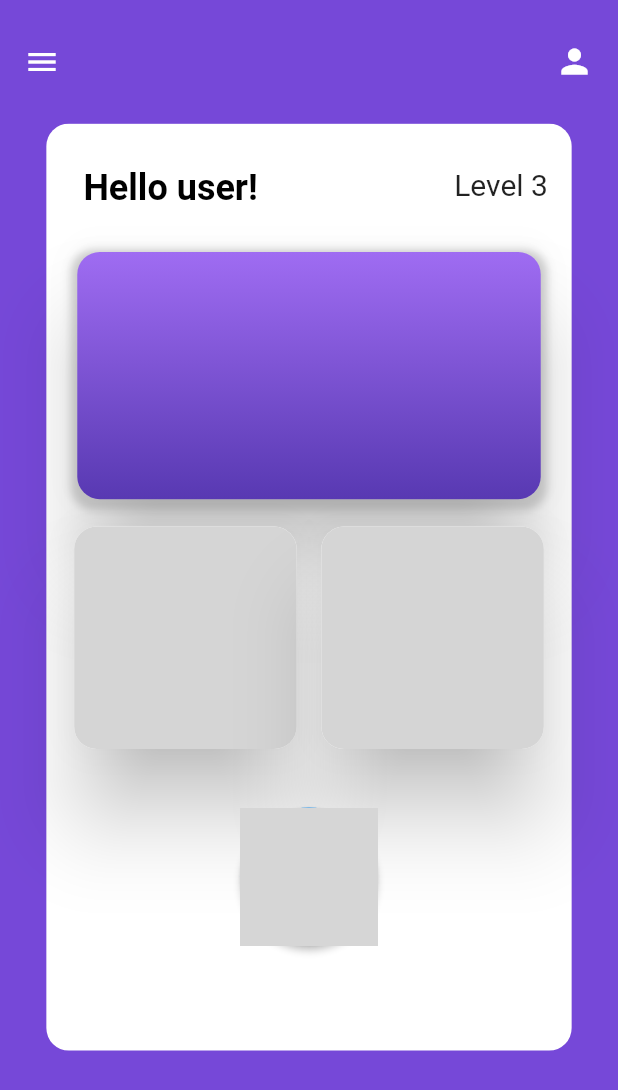
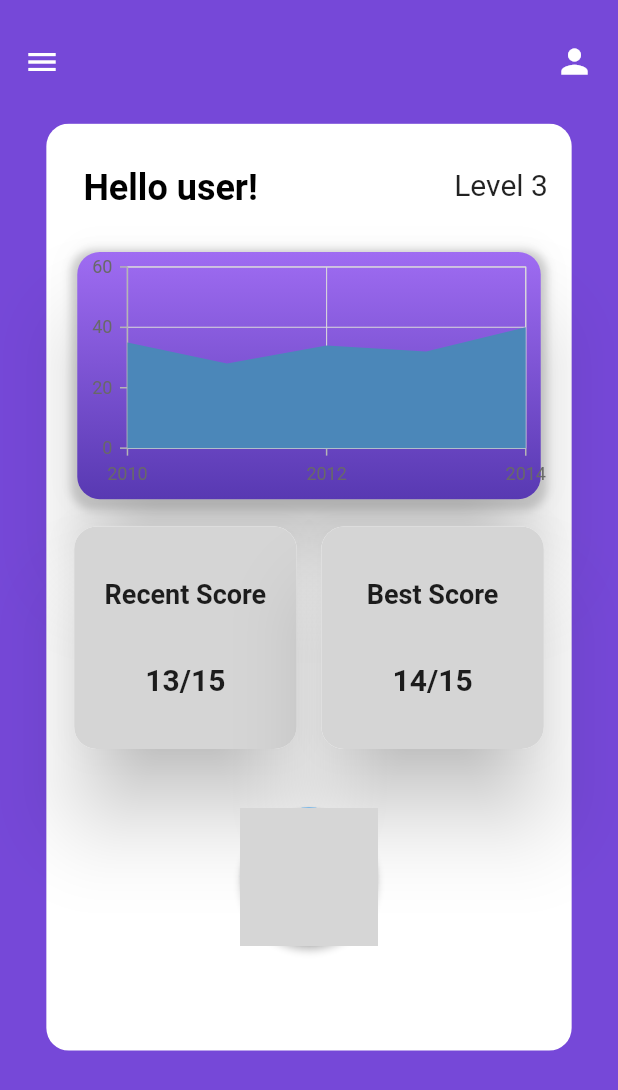
Before and after one commit to Tri-M/nvld_mobile_app, a Flutter app: the screen it shows after launch, on a phone screen of 412 x 824 dp. Shown: the top 1090 px of the screen. Run offline on Flutter 3.47's test engine with Material 2 defaults, Android fonts, the phone set to English and light mode, and no system bars; drawn by our look-alikes of auto_size_text; our stand-ins replace chewie, device_preview, flutter_spinkit, percent_indicator, syncfusion_flutter_charts, video_player; grey boxes are pictures that could not be loaded.

Commit message:
graph demo

```diff
--- /dev/null
+++ b/lib/components/performance _graph.dart
@@ -0,0 +1,31 @@
+import 'package:flutter/material.dart';
+
+import 'package:syncfusion_flutter_charts/charts.dart';
+
+class ChartData {
+  ChartData(this.x, this.y);
+  final int x;
+  final double y;
+}
+
+class PerformanceGraph extends StatelessWidget {
+  const PerformanceGraph({Key? key}) : super(key: key);
+
+  @override
+  Widget build(BuildContext context) {
+    final List<ChartData> chartData = [
+      ChartData(2010, 35),
+      ChartData(2011, 28),
+      ChartData(2012, 34),
+      ChartData(2013, 32),
+      ChartData(2014, 40)
+    ];
+    return SfCartesianChart(series: <ChartSeries>[
+      // Renders area chart
+      AreaSeries<ChartData, int>(
+          dataSource: chartData,
+          xValueMapper: (ChartData data, _) => data.x,
+          yValueMapper: (ChartData data, _) => data.y)
+    ]);
+  }
+}
--- a/lib/main.dart
+++ b/lib/main.dart
@@ -6,11 +6,12 @@ import 'package:nvld_app/screens/mcq_page.dart';
 
 //comment
 void main() {
-  runApp(DevicePreview(
-    enabled: !kReleaseMode,
-    builder: (context) => MyApp(), // Wrap your app
-  ));
-  // MyApp());
+  runApp(
+      //DevicePreview(
+      //   enabled: !kReleaseMode,
+      //   builder: (context) => MyApp(), // Wrap your app
+      // ));
+      MyApp());
 }
 
 class MyApp extends StatelessWidget {
--- a/lib/screens/dashboard.dart
+++ b/lib/screens/dashboard.dart
@@ -2,6 +2,7 @@ import 'package:flutter/material.dart';
 import '/components/text_container.dart';
 import './profile_screen.dart';
 import './student_dashboard_drawer.dart';
+import 'package:nvld_app/components/performance _graph.dart';
 
 class Dashboard extends StatefulWidget {
   const Dashboard({Key? key}) : super(key: key);
@@ -74,6 +75,7 @@ class _DashboardState extends State<Dashboard> {
                     borderRadius: BorderRadius.circular(15),
                   ),
                   child: Container(
+                    child: PerformanceGraph(),
                     height: height * 0.2,
                     width: width * 0.75,
                     decoration: BoxDecoration(
@@ -108,6 +110,21 @@ class _DashboardState extends State<Dashboard> {
                           borderRadius: BorderRadius.circular(15),
                         ),
                         child: Container(
+                          child: Column(
+                            mainAxisAlignment: MainAxisAlignment.spaceEvenly,
+                            children: [
+                              TextContainer(
+                                  text: "Recent Score",
+                                  presetFontSizes: [18, 16, 14, 12],
+                                  style:
+                                      TextStyle(fontWeight: FontWeight.bold)),
+                              TextContainer(
+                                  text: "13/15",
+                                  presetFontSizes: [20, 18, 16, 14, 12],
+                                  style:
+                                      TextStyle(fontWeight: FontWeight.bold)),
+                            ],
+                          ),
                           height: width * 0.36,
                           width: width * 0.36,
                           decoration: BoxDecoration(
@@ -122,6 +139,20 @@ class _DashboardState extends State<Dashboard> {
                           borderRadius: BorderRadius.circular(15),
                         ),
                         child: Container(
+                          child: Column(
+                            mainAxisAlignment: MainAxisAlignment.spaceEvenly,
+                            children: [
+                              TextContainer(
+                                  text: "Best Score",
+                                  presetFontSizes: [18, 16, 14, 12],
+                                  style:
+                                      TextStyle(fontWeight: FontWeight.bold)),
+                              TextContainer(
+                                  text: "14/15",
+                                  presetFontSizes: [20, 18, 16, 14, 12],
+                                  style: TextStyle(fontWeight: FontWeight.bold))
+                            ],
+                          ),
                           height: width * 0.36,
                           width: width * 0.36,
                           decoration: BoxDecoration(
--- a/pubspec.yaml
+++ b/pubspec.yaml
@@ -40,6 +40,7 @@ dependencies:
   video_player: ^2.4.2
   chewie: ^1.3.3
   flutter_spinkit: ^5.1.0
+  syncfusion_flutter_charts: ^20.1.57
 
 dev_dependencies:
   flutter_test:
```
Also changed, not shown: pubspec.lock.
